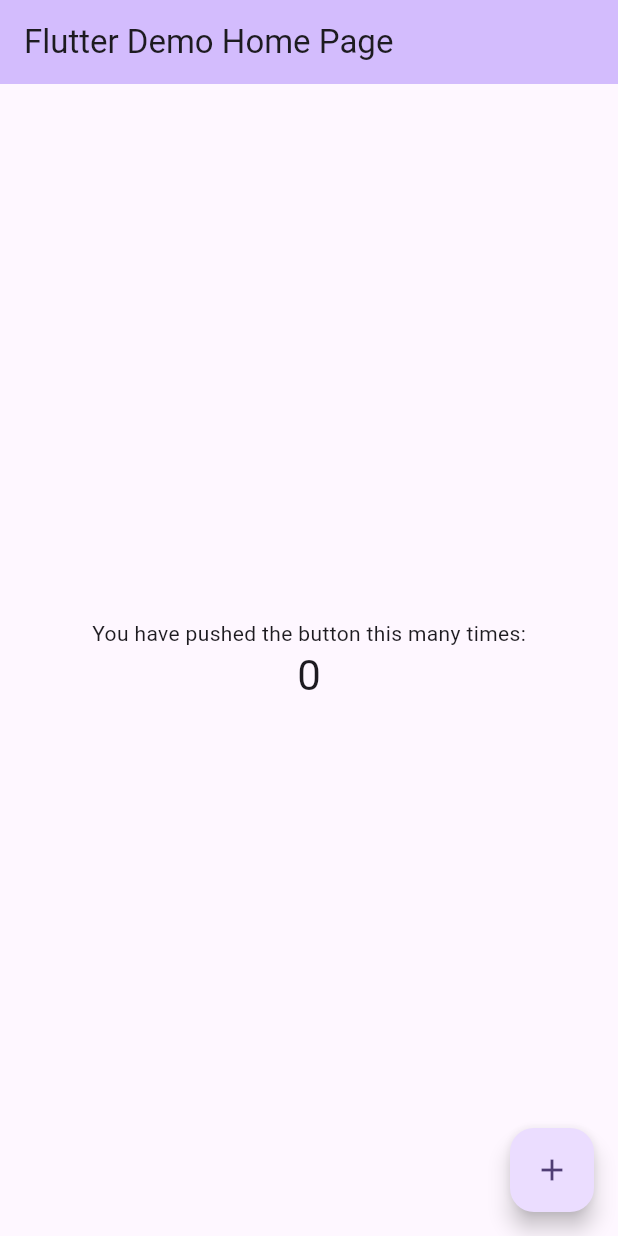
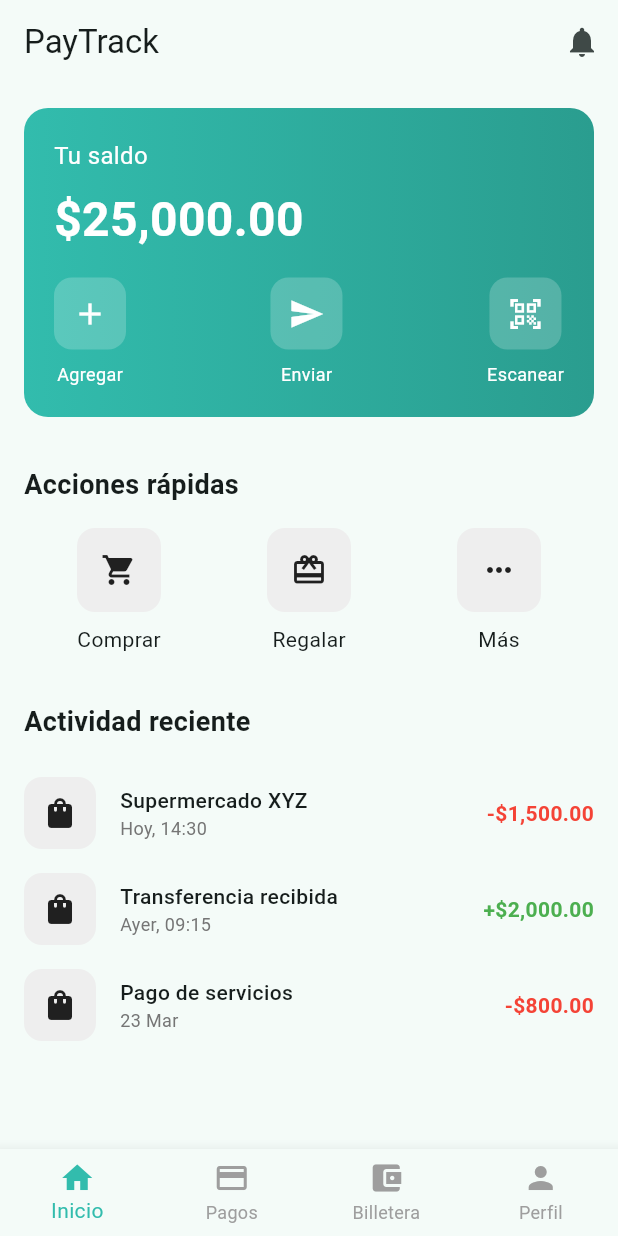
Before and after one commit to Roy-garcia-rendon/PayTrack, a Flutter app: the screen it shows after launch, on a phone screen of 412 x 824 dp. Run offline on Flutter 3.47's test engine with Material 3 defaults, Android fonts, the phone set to English and light mode, and no system bars.

Commit message:
primeros intentos de crear la aplicación, se creo el menu inicial, con pequeñas caractersticas

```diff
--- a/lib/main.dart
+++ b/lib/main.dart
@@ -1,4 +1,4 @@
-    import 'package:flutter/material.dart';
+import 'package:flutter/material.dart';
 
 void main() {
   runApp(const MyApp());
@@ -7,116 +7,359 @@ void main() {
 class MyApp extends StatelessWidget {
   const MyApp({super.key});
 
-  // This widget is the root of your application.
   @override
   Widget build(BuildContext context) {
     return MaterialApp(
-      title: 'Flutter Demo',
+      title: 'PayTrack',
+      debugShowCheckedModeBanner: false,
       theme: ThemeData(
-        // This is the theme of your application.
-        //
-        // TRY THIS: Try running your application with "flutter run". You'll see
-        // the application has a purple toolbar. Then, without quitting the app,
-        // try changing the seedColor in the colorScheme below to Colors.green
-        // and then invoke "hot reload" (save your changes or press the "hot
-        // reload" button in a Flutter-supported IDE, or press "r" if you used
-        // the command line to start the app).
-        //
-        // Notice that the counter didn't reset back to zero; the application
-        // state is not lost during the reload. To reset the state, use hot
-        // restart instead.
-        //
-        // This works for code too, not just values: Most code changes can be
-        // tested with just a hot reload.
-        colorScheme: ColorScheme.fromSeed(seedColor: Colors.deepPurple),
+        colorScheme: ColorScheme.fromSeed(
+          seedColor: const Color(0xFF32BCAD), // Color principal de Mercado Pago
+          primary: const Color(0xFF32BCAD),
+          secondary: const Color(0xFF32BCAD),
+        ),
+        useMaterial3: true,
       ),
-      home: const MyHomePage(title: 'Flutter Demo Home Page'),
+      home: const MainScreen(),
     );
   }
 }
 
-class MyHomePage extends StatefulWidget {
-  const MyHomePage({super.key, required this.title});
-
-  // This widget is the home page of your application. It is stateful, meaning
-  // that it has a State object (defined below) that contains fields that affect
-  // how it looks.
-
-  // This class is the configuration for the state. It holds the values (in this
-  // case the title) provided by the parent (in this case the App widget) and
-  // used by the build method of the State. Fields in a Widget subclass are
-  // always marked "final".
-
-  final String title;
+class MainScreen extends StatefulWidget {
+  const MainScreen({super.key});
 
   @override
-  State<MyHomePage> createState() => _MyHomePageState();
+  State<MainScreen> createState() => _MainScreenState();
 }
 
-class _MyHomePageState extends State<MyHomePage> {
-  int _counter = 0;
+class _MainScreenState extends State<MainScreen> {
+  int _selectedIndex = 0;
 
-  void _incrementCounter() {
-    setState(() {
-      // This call to setState tells the Flutter framework that something has
-      // changed in this State, which causes it to rerun the build method below
-      // so that the display can reflect the updated values. If we changed
-      // _counter without calling setState(), then the build method would not be
-      // called again, and so nothing would appear to happen.
-      _counter++;
-    });
-  }
+  final List<Widget> _screens = [
+    const HomeScreen(),
+    const PaymentsScreen(),
+    const WalletScreen(),
+    const ProfileScreen(),
+  ];
 
   @override
   Widget build(BuildContext context) {
-    // This method is rerun every time setState is called, for instance as done
-    // by the _incrementCounter method above.
-    //
-    // The Flutter framework has been optimized to make rerunning build methods
-    // fast, so that you can just rebuild anything that needs updating rather
-    // than having to individually change instances of widgets.
+    return Scaffold(
+      body: _screens[_selectedIndex],
+      bottomNavigationBar: BottomNavigationBar(
+        currentIndex: _selectedIndex,
+        onTap: (index) {
+          setState(() {
+            _selectedIndex = index;
+          });
+        },
+        type: BottomNavigationBarType.fixed,
+        selectedItemColor: Theme.of(context).colorScheme.primary,
+        unselectedItemColor: Colors.grey,
+        items: const [
+          BottomNavigationBarItem(
+            icon: Icon(Icons.home),
+            label: 'Inicio',
+          ),
+          BottomNavigationBarItem(
+            icon: Icon(Icons.payment),
+            label: 'Pagos',
+          ),
+          BottomNavigationBarItem(
+            icon: Icon(Icons.account_balance_wallet),
+            label: 'Billetera',
+          ),
+          BottomNavigationBarItem(
+            icon: Icon(Icons.person),
+            label: 'Perfil',
+          ),
+        ],
+      ),
+    );
+  }
+}
+
+class HomeScreen extends StatelessWidget {
+  const HomeScreen({super.key});
+
+  @override
+  Widget build(BuildContext context) {
     return Scaffold(
       appBar: AppBar(
-        // TRY THIS: Try changing the color here to a specific color (to
-        // Colors.amber, perhaps?) and trigger a hot reload to see the AppBar
-        // change color while the other colors stay the same.
-        backgroundColor: Theme.of(context).colorScheme.inversePrimary,
-        // Here we take the value from the MyHomePage object that was created by
-        // the App.build method, and use it to set our appbar title.
-        title: Text(widget.title),
+        title: const Text('PayTrack'),
+        actions: [
+          IconButton(
+            icon: const Icon(Icons.notifications),
+            onPressed: () {},
+          ),
+        ],
       ),
-      body: Center(
-        // Center is a layout widget. It takes a single child and positions it
-        // in the middle of the parent.
+      body: SingleChildScrollView(
         child: Column(
-          // Column is also a layout widget. It takes a list of children and
-          // arranges them vertically. By default, it sizes itself to fit its
-          // children horizontally, and tries to be as tall as its parent.
-          //
-          // Column has various properties to control how it sizes itself and
-          // how it positions its children. Here we use mainAxisAlignment to
-          // center the children vertically; the main axis here is the vertical
-          // axis because Columns are vertical (the cross axis would be
-          // horizontal).
-          //
-          // TRY THIS: Invoke "debug painting" (choose the "Toggle Debug Paint"
-          // action in the IDE, or press "p" in the console), to see the
-          // wireframe for each widget.
-          mainAxisAlignment: MainAxisAlignment.center,
-          children: <Widget>[
-            const Text('You have pushed the button this many times:'),
-            Text(
-              '$_counter',
-              style: Theme.of(context).textTheme.headlineMedium,
-            ),
+          children: [
+            _buildBalanceCard(),
+            _buildQuickActions(),
+            _buildRecentTransactions(),
           ],
         ),
       ),
-      floatingActionButton: FloatingActionButton(
-        onPressed: _incrementCounter,
-        tooltip: 'Increment',
-        child: const Icon(Icons.add),
-      ), // This trailing comma makes auto-formatting nicer for build methods.
+    );
+  }
+
+  Widget _buildBalanceCard() {
+    return Container(
+      margin: const EdgeInsets.all(16),
+      padding: const EdgeInsets.all(20),
+      decoration: BoxDecoration(
+        gradient: const LinearGradient(
+          colors: [Color(0xFF32BCAD), Color(0xFF2A9D8F)],
+        ),
+        borderRadius: BorderRadius.circular(16),
+      ),
+      child: Column(
+        crossAxisAlignment: CrossAxisAlignment.start,
+        children: [
+          const Text(
+            'Tu saldo',
+            style: TextStyle(
+              color: Colors.white,
+              fontSize: 16,
+            ),
+          ),
+          const SizedBox(height: 8),
+          const Text(
+            '\$25,000.00',
+            style: TextStyle(
+              color: Colors.white,
+              fontSize: 32,
+              fontWeight: FontWeight.bold,
+            ),
+          ),
+          const SizedBox(height: 16),
+          Row(
+            mainAxisAlignment: MainAxisAlignment.spaceBetween,
+            children: [
+              _buildActionButton(
+                icon: Icons.add,
+                label: 'Agregar',
+                onTap: () {},
+              ),
+              _buildActionButton(
+                icon: Icons.send,
+                label: 'Enviar',
+                onTap: () {},
+              ),
+              _buildActionButton(
+                icon: Icons.qr_code_scanner,
+                label: 'Escanear',
+                onTap: () {},
+              ),
+            ],
+          ),
+        ],
+      ),
+    );
+  }
+
+  Widget _buildActionButton({
+    required IconData icon,
+    required String label,
+    required VoidCallback onTap,
+  }) {
+    return InkWell(
+      onTap: onTap,
+      child: Column(
+        children: [
+          Container(
+            padding: const EdgeInsets.all(12),
+            decoration: BoxDecoration(
+              color: Colors.white.withOpacity(0.2),
+              borderRadius: BorderRadius.circular(12),
+            ),
+            child: Icon(icon, color: Colors.white),
+          ),
+          const SizedBox(height: 8),
+          Text(
+            label,
+            style: const TextStyle(
+              color: Colors.white,
+              fontSize: 12,
+            ),
+          ),
+        ],
+      ),
+    );
+  }
+
+  Widget _buildQuickActions() {
+    return Padding(
+      padding: const EdgeInsets.all(16),
+      child: Column(
+        crossAxisAlignment: CrossAxisAlignment.start,
+        children: [
+          const Text(
+            'Acciones rápidas',
+            style: TextStyle(
+              fontSize: 18,
+              fontWeight: FontWeight.bold,
+            ),
+          ),
+          const SizedBox(height: 16),
+          Row(
+            mainAxisAlignment: MainAxisAlignment.spaceAround,
+            children: [
+              _buildQuickActionItem(Icons.shopping_cart, 'Comprar'),
+              _buildQuickActionItem(Icons.card_giftcard, 'Regalar'),
+              _buildQuickActionItem(Icons.more_horiz, 'Más'),
+            ],
+          ),
+        ],
+      ),
+    );
+  }
+
+  Widget _buildQuickActionItem(IconData icon, String label) {
+    return Column(
+      children: [
+        Container(
+          padding: const EdgeInsets.all(16),
+          decoration: BoxDecoration(
+            color: Colors.grey[200],
+            borderRadius: BorderRadius.circular(12),
+          ),
+          child: Icon(icon, color: Colors.black87),
+        ),
+        const SizedBox(height: 8),
+        Text(label),
+      ],
+    );
+  }
+
+  Widget _buildRecentTransactions() {
+    return Padding(
+      padding: const EdgeInsets.all(16),
+      child: Column(
+        crossAxisAlignment: CrossAxisAlignment.start,
+        children: [
+          const Text(
+            'Actividad reciente',
+            style: TextStyle(
+              fontSize: 18,
+              fontWeight: FontWeight.bold,
+            ),
+          ),
+          const SizedBox(height: 16),
+          _buildTransactionItem(
+            'Supermercado XYZ',
+            '-\$1,500.00',
+            'Hoy, 14:30',
+          ),
+          _buildTransactionItem(
+            'Transferencia recibida',
+            '+\$2,000.00',
+            'Ayer, 09:15',
+          ),
+          _buildTransactionItem(
+            'Pago de servicios',
+            '-\$800.00',
+            '23 Mar',
+          ),
+        ],
+      ),
+    );
+  }
+
+  Widget _buildTransactionItem(String title, String amount, String date) {
+    return Padding(
+      padding: const EdgeInsets.symmetric(vertical: 8),
+      child: Row(
+        children: [
+          Container(
+            padding: const EdgeInsets.all(12),
+            decoration: BoxDecoration(
+              color: Colors.grey[200],
+              borderRadius: BorderRadius.circular(12),
+            ),
+            child: const Icon(Icons.shopping_bag, color: Colors.black87),
+          ),
+          const SizedBox(width: 16),
+          Expanded(
+            child: Column(
+              crossAxisAlignment: CrossAxisAlignment.start,
+              children: [
+                Text(
+                  title,
+                  style: const TextStyle(
+                    fontWeight: FontWeight.w500,
+                  ),
+                ),
+                Text(
+                  date,
+                  style: TextStyle(
+                    color: Colors.grey[600],
+                    fontSize: 12,
+                  ),
+                ),
+              ],
+            ),
+          ),
+          Text(
+            amount,
+            style: TextStyle(
+              color: amount.startsWith('+') ? Colors.green : Colors.red,
+              fontWeight: FontWeight.bold,
+            ),
+          ),
+        ],
+      ),
     );
   }
 }
+
+class PaymentsScreen extends StatelessWidget {
+  const PaymentsScreen({super.key});
+
+  @override
+  Widget build(BuildContext context) {
+    return Scaffold(
+      appBar: AppBar(
+        title: const Text('Pagos'),
+      ),
+      body: const Center(
+        child: Text('Pantalla de Pagos'),
+      ),
+    );
+  }
+}
+
+class WalletScreen extends StatelessWidget {
+  const WalletScreen({super.key});
+
+  @override
+  Widget build(BuildContext context) {
+    return Scaffold(
+      appBar: AppBar(
+        title: const Text('Billetera'),
+      ),
+      body: const Center(
+        child: Text('Pantalla de Billetera'),
+      ),
+    );
+  }
+}
+
+class ProfileScreen extends StatelessWidget {
+  const ProfileScreen({super.key});
+
+  @override
+  Widget build(BuildContext context) {
+    return Scaffold(
+      appBar: AppBar(
+        title: const Text('Perfil'),
+      ),
+      body: const Center(
+        child: Text('Pantalla de Perfil'),
+      ),
+    );
+  }
+}
```
